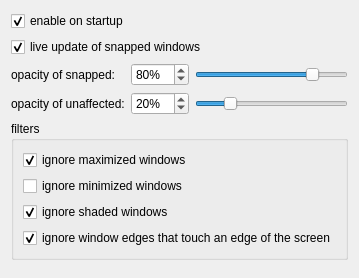
Before: the Qt Designer form contents/ui/config.ui in Flupp/sticky-window-snapping, drawn with Qt 5.
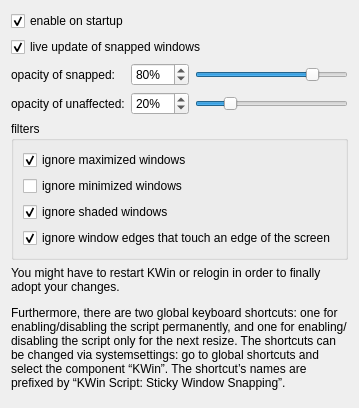
After: the same form once the commit is applied.

Commit message: added a label to the config dialog with some miscellaneous information

```diff
--- a/contents/ui/config.ui
+++ b/contents/ui/config.ui
@@ -148,6 +148,16 @@
      </layout>
     </widget>
    </item>
+   <item>
+    <widget class="QLabel" name="label">
+     <property name="text">
+      <string>&lt;html&gt;&lt;head/&gt;&lt;body&gt;&lt;p&gt;You might have to restart KWin or relogin in order to finally adopt your changes.&lt;/p&gt;&lt;p&gt;Furthermore, there are two global keyboard shortcuts: one for enabling/disabling the script permanently, and one for enabling/disabling the script only for the next resize. The shortcuts can be changed via systemsettings: go to global shortcuts and select the component “KWin”. The shortcut’s names are prefixed by “KWin Script: Sticky Window Snapping”.&lt;/p&gt;&lt;/body&gt;&lt;/html&gt;</string>
+     </property>
+     <property name="wordWrap">
+      <bool>true</bool>
+     </property>
+    </widget>
+   </item>
    <item>
     <spacer name="verticalSpacer">
      <property name="orientation">
```
